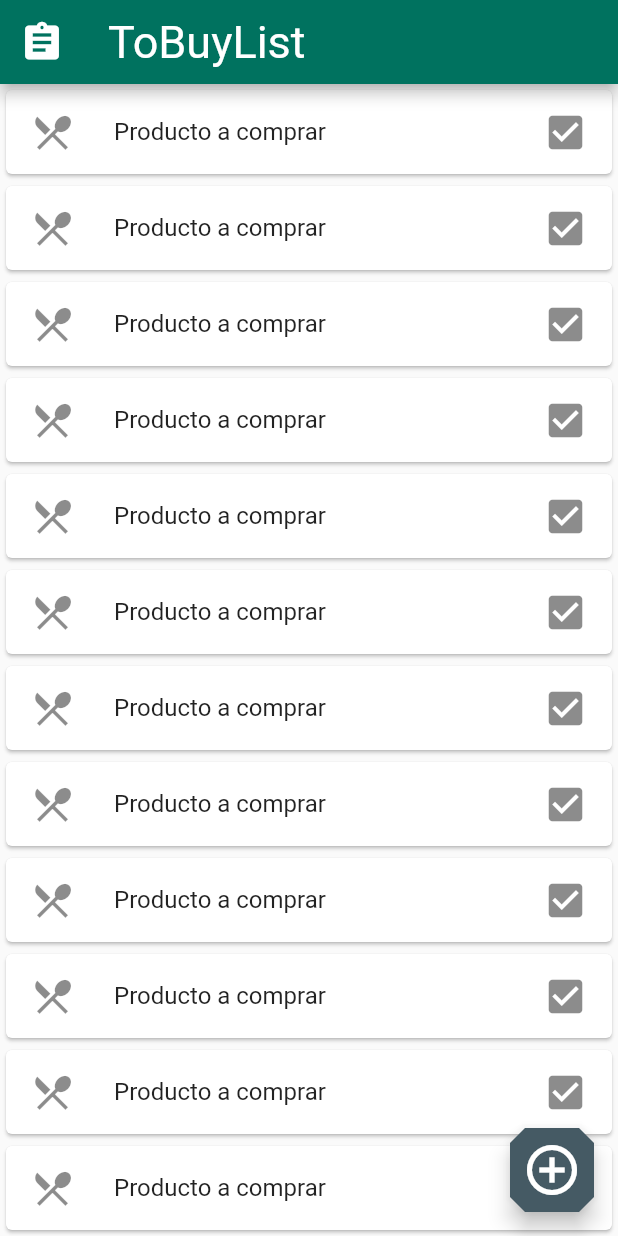
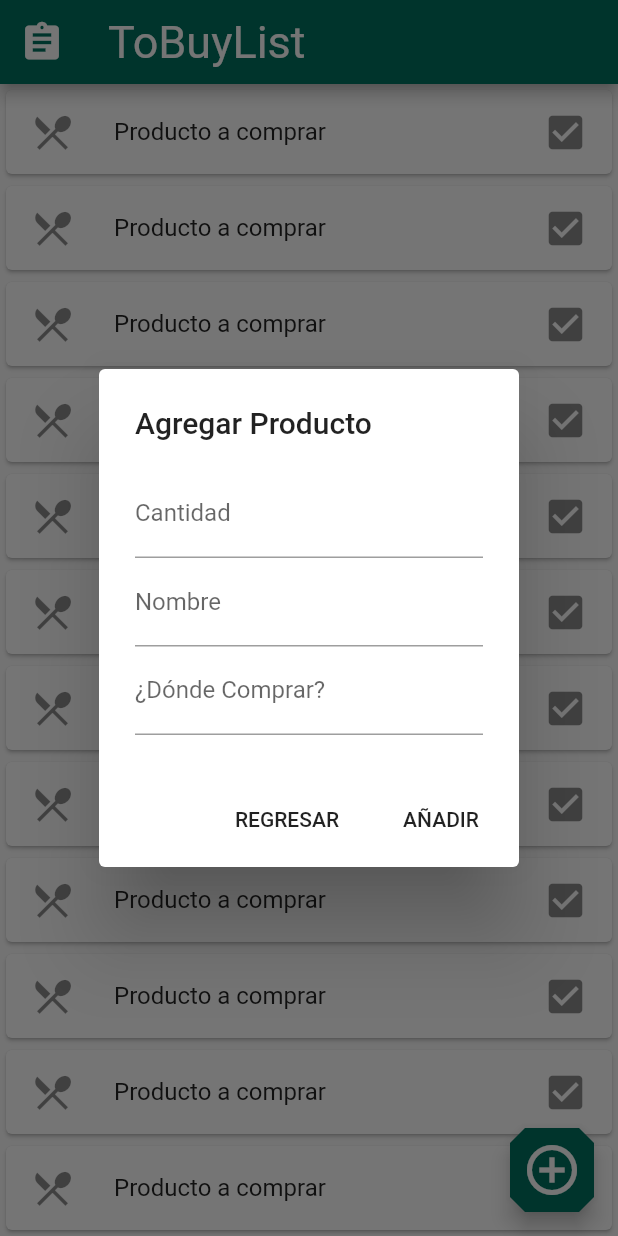
Before and after one commit to knotfold/tobuylist, a Flutter app: the screen it shows after launch, after a tap on the "add circle outline" icon, on a phone screen of 412 x 824 dp. Run offline on Flutter 3.47's test engine with Material 2 defaults, Android fonts, the phone set to English and light mode, and no system bars; our stand-ins replace google_fonts.

```diff
--- a/lib/main.dart
+++ b/lib/main.dart
@@ -11,7 +11,7 @@ class MyApp extends StatelessWidget {
   @override
   Widget build(BuildContext context) {
     return MaterialApp(
-      title: 'Flutter chame change',
+      title: 'Flutter Demmo',
       theme: ThemeData(
         accentIconTheme: IconThemeData(size: 40),
         iconTheme: IconThemeData(size: 30, color: secondaryDark),
@@ -25,7 +25,7 @@ class MyApp extends StatelessWidget {
           shape: BeveledRectangleBorder(
             borderRadius: BorderRadius.circular(10),
           ),
-          backgroundColor: secondaryColor
+          backgroundColor: primaryColor
         ),
         appBarTheme: AppBarTheme(
           textTheme: GoogleFonts.titilliumWebTextTheme(TextTheme(title: TextStyle(color: primaryText, fontSize: 30))),
--- a/lib/pages/app.dart
+++ b/lib/pages/app.dart
@@ -1,6 +1,7 @@
 import 'package:flutter/material.dart';
 import 'package:tobuylist/shared/shared.dart';
 import 'package:tobuylist/pages/pages.dart';
+import 'package:tobuylist/shared/showDialog.dart';
 
 class App extends StatefulWidget {
   static const TextStyle optionStyle =
@@ -61,8 +62,11 @@ class _AppState extends State<App> {
         floatingActionButtonAnimator: FloatingActionButtonAnimator.scaling,
         // bottomNavigationBar: MyBottomNavBar(),
         floatingActionButton: FloatingActionButton(
-        onPressed: () => null,
-        child: Icon(Icons.add_circle_outline, size: 40,),
+          onPressed: () => _showDialog(),
+          child: Icon(
+            Icons.add_circle_outline,
+            size: 40,
+          ),
         ),
         appBar: AppBar(
           leading: Icon(Icons.assignment),
@@ -72,13 +76,45 @@ class _AppState extends State<App> {
           child: Container(
             // margin: EdgeInsets.only(top: 80),
             child: Column(
+              children: <Widget>[ToBuyList()],
+            ),
+          ),
+        ));
+  }
+
+  _showDialog() {
+    return showDialog(
+        context: context,
+        builder: (BuildContext context) {
+          return AlertDialog(
+            title: Text('Agregar Producto'),
+            content: SingleChildScrollView(
+              child: Column(
+crossAxisAlignment: CrossAxisAlignment.start,
               children: <Widget>[
-
-              ToBuyList()
+                TextField(
+                  decoration: InputDecoration(labelText: 'Cantidad'),
+                ),
+                TextField(
+                  decoration: InputDecoration(labelText: 'Nombre'),
+                ),
+                TextField(
+                  decoration: InputDecoration(labelText: '¿Dónde Comprar?'),
+                )
               ],
               ),
+
             ),
-      )
+            actions: <Widget>[
+              FlatButton(
+                  child: Text('REGRESAR'),
+                  onPressed: () => Navigator.of(context).pop()),
+              FlatButton(
+                child: Text('AÑADIR'),
+                onPressed: () => null,
+              ),
+            ],
           );
+        });
   }
 }
```
Also changed, not shown: lib/shared/showDialog.dart (added, +21 -0 lines). Lines whose indentation alone changed are shown as unchanged.
